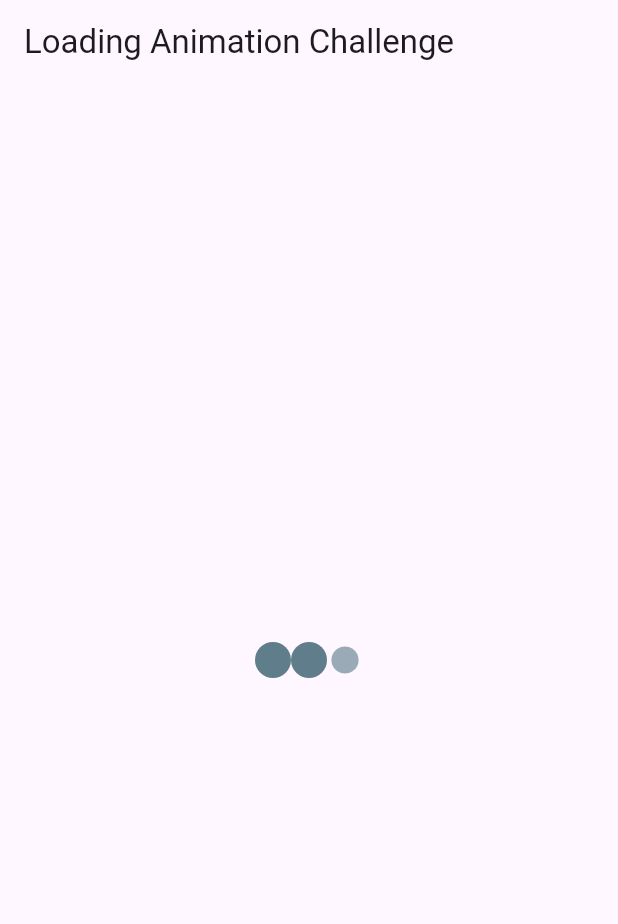
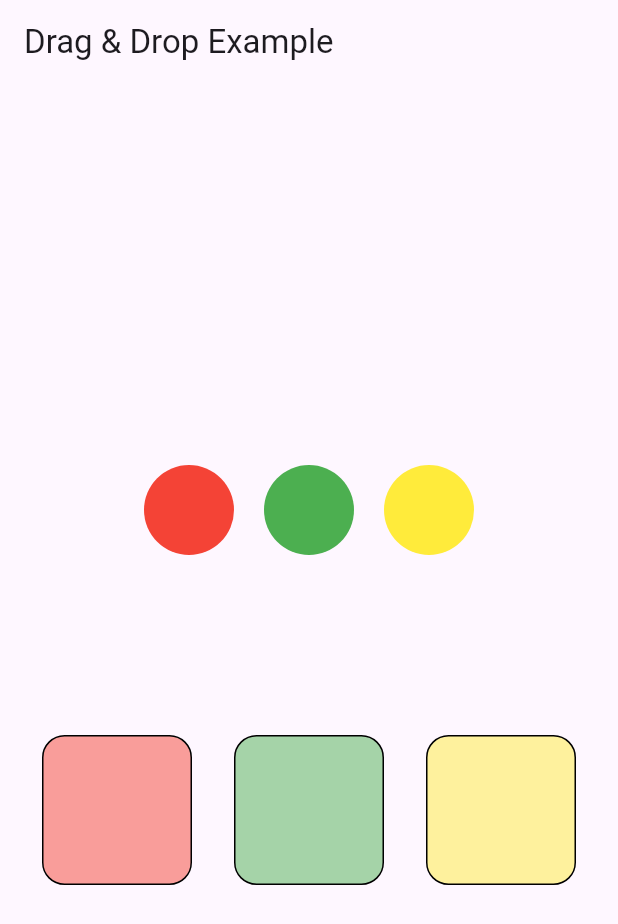
Before and after one commit to AhmedOmran22/challenges_task, a Flutter app: the screen it shows after launch, on a phone screen of 412 x 824 dp. Shown: the top 924 px of the screen. Run offline on Flutter 3.47's test engine with Material 3 defaults, Android fonts, the phone set to English and light mode, and no system bars.

Commit message:
finish dag and drop challenge

```diff
--- /dev/null
+++ b/lib/challenges/drag_drop_view.dart
@@ -0,0 +1,82 @@
+import 'package:flutter/material.dart';
+
+class DragDropView extends StatefulWidget {
+  const DragDropView({super.key});
+
+  @override
+  State<DragDropView> createState() => _DragDropViewState();
+}
+
+class _DragDropViewState extends State<DragDropView> {
+  final List<Color> colors = [Colors.red, Colors.green, Colors.yellow];
+
+  final List<bool> accepted = [false, false, false];
+
+  @override
+  Widget build(BuildContext context) {
+    return Scaffold(
+      appBar: AppBar(title: const Text("Drag & Drop Example")),
+      body: Center(
+        child: Column(
+          mainAxisAlignment: MainAxisAlignment.center,
+          children: [
+            const SizedBox(height: 20),
+            Row(
+              mainAxisAlignment: MainAxisAlignment.center,
+              spacing: 20,
+              children: List.generate(colors.length, (index) {
+                return Draggable<Color>(
+                  data: colors[index],
+                  feedback: CircleAvatar(
+                    radius: 30,
+                    backgroundColor: colors[index],
+                  ),
+                  childWhenDragging: const SizedBox(width: 60, height: 60),
+                  child: CircleAvatar(
+                    radius: 30,
+                    backgroundColor: colors[index],
+                  ),
+                );
+              }),
+            ),
+            const SizedBox(height: 120),
+            Row(
+              mainAxisAlignment: MainAxisAlignment.spaceEvenly,
+              children: List.generate(colors.length, (index) {
+                return DragTarget<Color>(
+                  onAcceptWithDetails: (ball) {
+                    if (ball.data == colors[index]) {
+                      setState(() {
+                        accepted[index] = true;
+                      });
+                    }
+                  },
+                  builder: (context, candidateData, rejectedData) {
+                    return Container(
+                      width: 100,
+                      height: 100,
+                      decoration: BoxDecoration(
+                        color: colors[index].withValues(alpha: 0.5),
+                        border: Border.all(color: Colors.black),
+                        borderRadius: BorderRadius.circular(15),
+                      ),
+                      child: Center(
+                        child: accepted[index]
+                            ? const Icon(
+                                Icons.check,
+                                color: Colors.white,
+                                size: 40,
+                              )
+                            : const SizedBox(),
+                      ),
+                    );
+                  },
+                );
+              }),
+            ),
+          ],
+        ),
+      ),
+    );
+  }
+}
--- a/lib/main.dart
+++ b/lib/main.dart
@@ -1,6 +1,7 @@
+import 'package:challenges_task/challenges/drag_drop_view.dart';
 import 'package:flutter/material.dart';
 
-import 'challenges/loading_animation_challenge.dart';
+// import 'challenges/loading_animation_challenge.dart';
 // import 'challenges/reordable_list_view_challenge.dart';
 
 void main() {
@@ -17,7 +18,7 @@ class MyApp extends StatelessWidget {
       theme: ThemeData(
         colorScheme: ColorScheme.fromSeed(seedColor: Colors.deepPurple),
       ),
-      home: const LoadingAnimationChallenge(),
+      home: const DragDropView(),
     );
   }
 }
```
